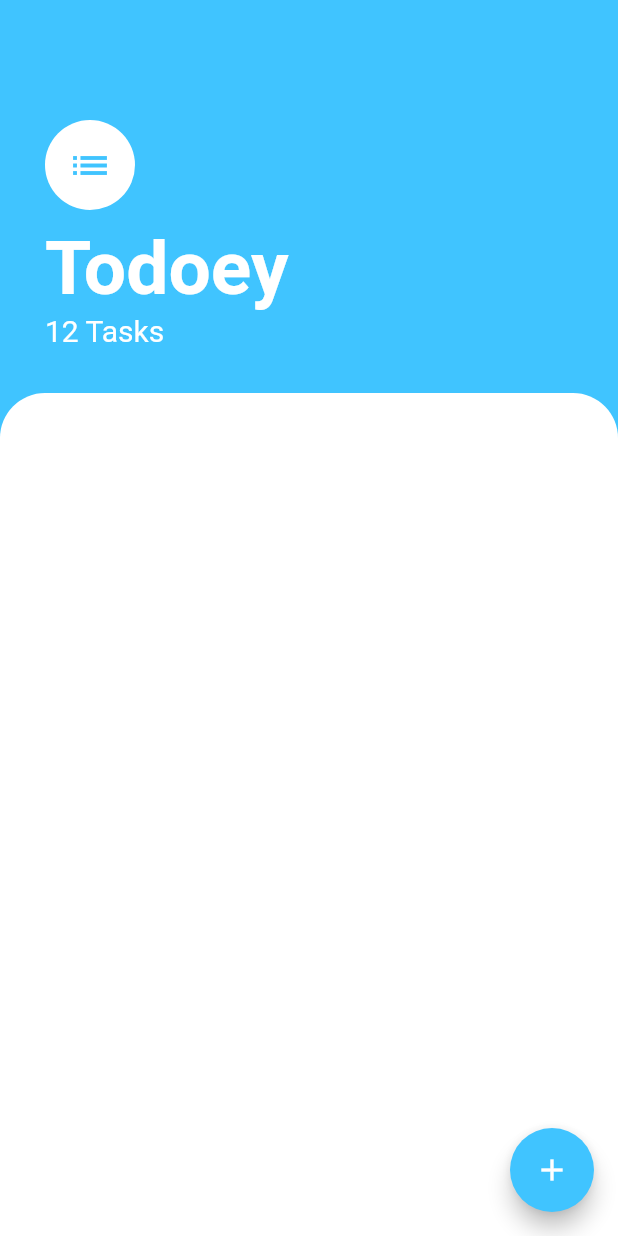
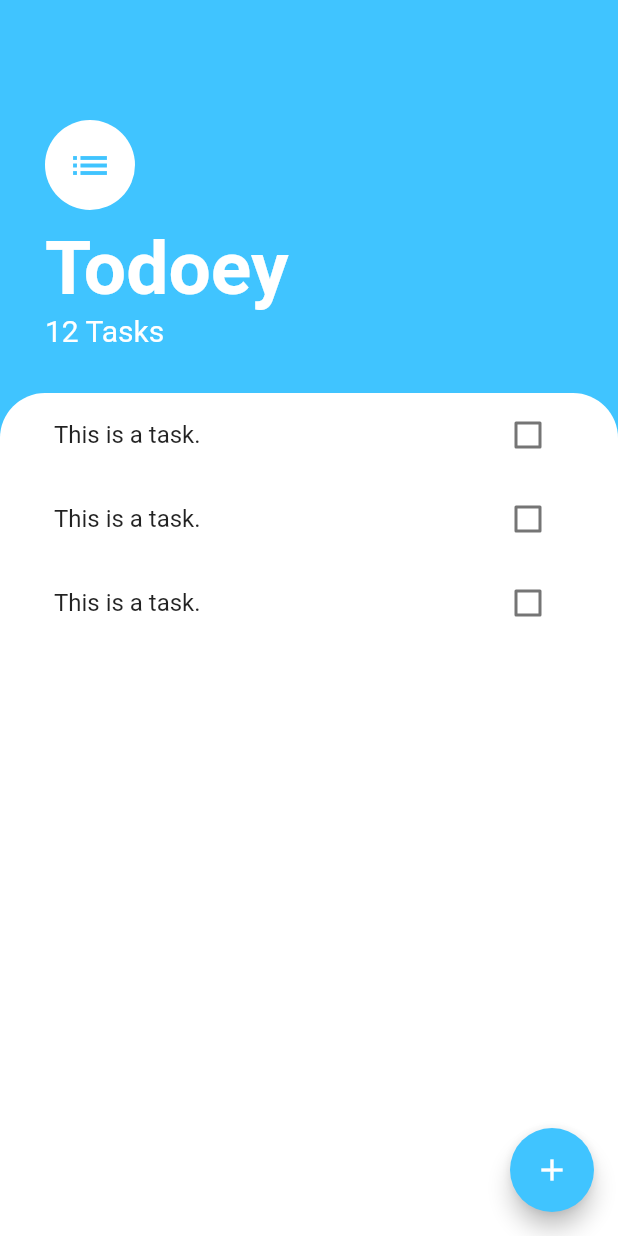
Before and after one commit to anu-rock/appbrewery-flutter-todoey, a Flutter app: the screen it shows after launch, on a phone screen of 412 x 824 dp. Run offline on Flutter 3.47's test engine with Material 2 defaults, Android fonts, the phone set to English and light mode, and no system bars.

Commit message:
Add TaskList and TaskTile widgets

```diff
--- a/lib/screens/tasks_screen.dart
+++ b/lib/screens/tasks_screen.dart
@@ -1,4 +1,5 @@
 import 'package:flutter/material.dart';
+import 'package:todoey/widgets/task_list.dart';
 
 class TasksScreen extends StatelessWidget {
   @override
@@ -52,12 +53,15 @@ class TasksScreen extends StatelessWidget {
           ),
           Expanded(
             child: Container(
+              padding: EdgeInsets.symmetric(horizontal: 20.0),
               decoration: BoxDecoration(
-                  color: Colors.white,
-                  borderRadius: BorderRadius.only(
-                    topLeft: Radius.circular(30.0),
-                    topRight: Radius.circular(30.0),
-                  )),
+                color: Colors.white,
+                borderRadius: BorderRadius.only(
+                  topLeft: Radius.circular(30.0),
+                  topRight: Radius.circular(30.0),
+                ),
+              ),
+              child: TaskList(),
             ),
           ),
         ],
--- /dev/null
+++ b/lib/widgets/task_list.dart
@@ -0,0 +1,15 @@
+import 'package:flutter/material.dart';
+import 'task_tile.dart';
+
+class TaskList extends StatelessWidget {
+  @override
+  Widget build(BuildContext context) {
+    return ListView(
+      children: <Widget>[
+        TaskTile(),
+        TaskTile(),
+        TaskTile(),
+      ],
+    );
+  }
+}
--- /dev/null
+++ b/lib/widgets/task_tile.dart
@@ -0,0 +1,14 @@
+import 'package:flutter/material.dart';
+
+class TaskTile extends StatelessWidget {
+  @override
+  Widget build(BuildContext context) {
+    return ListTile(
+      title: Text('This is a task.'),
+      trailing: Checkbox(
+        value: false,
+        onChanged: (value) {},
+      ),
+    );
+  }
+}
```
